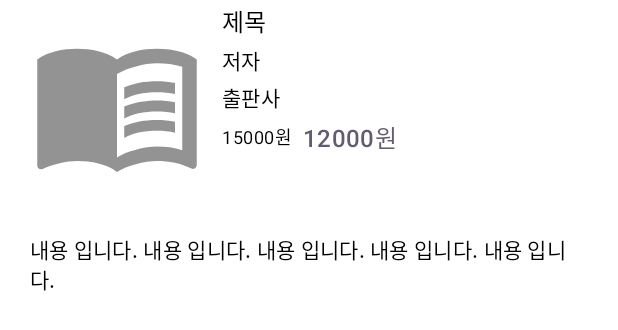
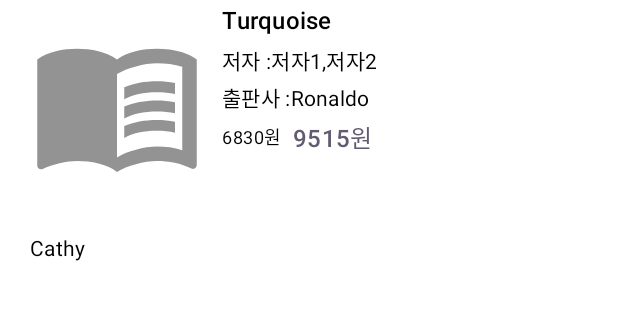
Before and after one commit to JayJazy/AndroidApps, an Android app built with Jetpack Compose: the @Preview function PreviewBookDetailItemScreen, on a phone screen of 412 x 824 dp. Shown: the top 330 px of the screen. Run offline under Robolectric (Android 15) with nearby library versions, the phone set to English and light mode, and no system bars; pictures from the network do not load.

Commit message:
데이터 호출 및 연결

```diff
--- a/KakaoBookSearchApp/app/src/main/AndroidManifest.xml
+++ b/KakaoBookSearchApp/app/src/main/AndroidManifest.xml
@@ -1,6 +1,8 @@
 <?xml version="1.0" encoding="utf-8"?>
 <manifest xmlns:android="http://schemas.android.com/apk/res/android"
     xmlns:tools="http://schemas.android.com/tools">
+
+    <uses-permission android:name="android.permission.INTERNET"/>
 
     <application
         android:name=".KakaoBookSearchApp"
--- /dev/null
+++ b/KakaoBookSearchApp/app/src/main/java/com/example/kakaobooksearchapp/data/model/Document.kt
@@ -0,0 +1,20 @@
+package com.example.kakaobooksearchapp.data.model
+
+import kotlinx.serialization.SerialName
+import kotlinx.serialization.Serializable
+
+@Serializable
+data class Document(
+    val authors: List<String>,
+    val contents: String,
+    val datetime: String,
+    val isbn: String,
+    val price: Int,
+    val publisher: String,
+    @SerialName("sale_price") val salePrice: Int,
+    val status: String,
+    val thumbnail: String,
+    val title: String,
+    val translators: List<String>,
+    val url: String
+)
--- a/KakaoBookSearchApp/app/src/main/java/com/example/kakaobooksearchapp/presentation/home/BookDetailItemScreen.kt
+++ b/KakaoBookSearchApp/app/src/main/java/com/example/kakaobooksearchapp/presentation/home/BookDetailItemScreen.kt
@@ -7,22 +7,23 @@ import androidx.compose.foundation.layout.Row
 import androidx.compose.foundation.layout.aspectRatio
 import androidx.compose.foundation.layout.fillMaxSize
 import androidx.compose.foundation.layout.fillMaxWidth
-import androidx.compose.foundation.layout.height
 import androidx.compose.foundation.layout.padding
 import androidx.compose.foundation.layout.size
 import androidx.compose.material3.MaterialTheme
 import androidx.compose.material3.Text
 import androidx.compose.runtime.Composable
+import androidx.compose.runtime.getValue
 import androidx.compose.ui.Alignment
 import androidx.compose.ui.Modifier
 import androidx.compose.ui.res.painterResource
-import androidx.compose.ui.text.TextStyle
-import androidx.compose.ui.text.style.TextDecoration
+import androidx.compose.ui.res.stringResource
 import androidx.compose.ui.tooling.preview.Preview
 import androidx.compose.ui.unit.dp
 import androidx.hilt.navigation.compose.hiltViewModel
+import androidx.lifecycle.compose.collectAsStateWithLifecycle
 import coil.compose.AsyncImage
 import com.example.kakaobooksearchapp.R
+import com.example.kakaobooksearchapp.data.model.Document
 import com.example.kakaobooksearchapp.presentation.viewmodel.BookViewModel
 
 @Composable
@@ -30,14 +31,20 @@ fun BookDetailItemScreen(
     modifier: Modifier = Modifier,
     viewModel: BookViewModel = hiltViewModel(),
 ) {
-    BookDetailItemScreen(
-        modifier = modifier
-    )
+    val bookData by viewModel.bookDetailItem.collectAsStateWithLifecycle()
+
+    bookData?.let { data ->
+        BookDetailItemScreen(
+            modifier = modifier,
+            bookData = data
+        )
+    }
 }
 
 @Composable
 fun BookDetailItemScreen(
     modifier: Modifier = Modifier,
+    bookData: Document
 ) {
     Column(
         modifier = modifier
@@ -61,7 +68,7 @@ fun BookDetailItemScreen(
                     modifier = Modifier
                         .fillMaxSize()
                         .align(Alignment.Center),
-                    model = "",
+                    model = bookData.thumbnail,
                     placeholder = painterResource(id = R.drawable.loading_book),
                     error = painterResource(id = R.drawable.loading_book),
                     contentDescription = null
@@ -77,21 +84,24 @@ fun BookDetailItemScreen(
                 Text(
                     modifier = Modifier
                         .padding(vertical = 2.dp),
-                    text = "제목",
+                    text = bookData.title,
                     style = MaterialTheme.typography.titleMedium
                 )
 
                 Text(
                     modifier = Modifier
                         .padding(vertical = 2.dp),
-                    text = "저자",
+                    text = bookData.authors.joinToString(
+                        separator = stringResource(id = R.string.text_comma),
+                        prefix = stringResource(id = R.string.text_author)
+                    ),
                     style = MaterialTheme.typography.bodyMedium
                 )
 
                 Text(
                     modifier = Modifier
                         .padding(vertical = 2.dp),
-                    text = "출판사",
+                    text = stringResource(id = R.string.text_publisher) + bookData.publisher,
                     style = MaterialTheme.typography.bodyMedium
                 )
 
@@ -103,7 +113,7 @@ fun BookDetailItemScreen(
                         modifier = Modifier
                             .padding(vertical = 2.dp)
                             .padding(end = 3.dp),
-                        text = "15000원",
+                        text = bookData.price.toString() + stringResource(id = R.string.text_won),
                         style = MaterialTheme.typography.bodySmall,
                     )
 
@@ -111,7 +121,7 @@ fun BookDetailItemScreen(
                         modifier = Modifier
                             .padding(vertical = 2.dp)
                             .padding(start = 3.dp),
-                        text = "12000원",
+                        text = bookData.salePrice.toString() + stringResource(id = R.string.text_won),
                         style = MaterialTheme.typography.titleMedium,
                         color = MaterialTheme.colorScheme.secondary
                     )
@@ -122,7 +132,7 @@ fun BookDetailItemScreen(
         Text(
             modifier = Modifier
                 .padding(start = 20.dp, end = 20.dp, top = 20.dp),
-            text = "내용 입니다. 내용 입니다. 내용 입니다. 내용 입니다. 내용 입니다.",
+            text = bookData.contents,
             style = MaterialTheme.typography.bodyMedium,
         )
     }
@@ -132,6 +142,20 @@ fun BookDetailItemScreen(
 @Composable
 fun PreviewBookDetailItemScreen(){
     BookDetailItemScreen(
-        modifier = Modifier
+        modifier = Modifier,
+        bookData = Document(
+            authors = listOf("저자1", "저자2"),
+            contents = "Cathy",
+            datetime = "Leighton",
+            isbn = "Phebe",
+            price = 6830,
+            publisher = "Ronaldo",
+            salePrice = 9515,
+            status = "Harriet",
+            thumbnail = "Miriam",
+            title = "Turquoise",
+            translators = listOf(),
+            url = "Jamecia"
+        )
     )
 }
--- a/KakaoBookSearchApp/app/src/main/java/com/example/kakaobooksearchapp/presentation/home/BookSearchItemListScreen.kt
+++ b/KakaoBookSearchApp/app/src/main/java/com/example/kakaobooksearchapp/presentation/home/BookSearchItemListScreen.kt
@@ -6,12 +6,14 @@ import androidx.compose.material3.Text
 import androidx.compose.runtime.Composable
 import androidx.compose.ui.Alignment
 import androidx.compose.ui.Modifier
-import androidx.navigation.NavHostController
+import androidx.hilt.navigation.compose.hiltViewModel
+import com.example.kakaobooksearchapp.presentation.viewmodel.BookViewModel
 
 @Composable
 fun BookSearchItemListScreen(
     modifier: Modifier = Modifier,
     onItemClick: (String) -> Unit,
+    viewModel: BookViewModel = hiltViewModel()
 ) {
     Column(
         modifier = modifier,
--- a/KakaoBookSearchApp/app/src/main/java/com/example/kakaobooksearchapp/presentation/home/HomeScreen.kt
+++ b/KakaoBookSearchApp/app/src/main/java/com/example/kakaobooksearchapp/presentation/home/HomeScreen.kt
@@ -7,15 +7,18 @@ import androidx.compose.runtime.Composable
 import androidx.compose.runtime.getValue
 import androidx.compose.ui.Modifier
 import androidx.compose.ui.unit.dp
+import androidx.hilt.navigation.compose.hiltViewModel
 import androidx.navigation.compose.currentBackStackEntryAsState
 import androidx.navigation.compose.rememberNavController
 import com.example.kakaobooksearchapp.presentation.home.component.HomeTopBar
 import com.example.kakaobooksearchapp.presentation.navigtation.BookItemListContent
 import com.example.kakaobooksearchapp.presentation.navigtation.model.BookNavItem
+import com.example.kakaobooksearchapp.presentation.viewmodel.BookViewModel
 
 @Composable
 fun HomeScreen(
     modifier: Modifier = Modifier,
+    viewModel: BookViewModel = hiltViewModel()
 ) {
     val navController = rememberNavController()
     val navBackStackEntry by navController.currentBackStackEntryAsState()
@@ -27,7 +30,7 @@ fun HomeScreen(
             HomeTopBar(
                 modifier = modifier,
                 isDetailScreen = isDetailScreen,
-                onSearchClick = { navController.navigate(BookNavItem.BookSearchItemList.route) },
+                onSearchClick = viewModel::getAllBookList,
                 onBackClick = { navController.navigateUp() }
             )
         }
@@ -38,7 +41,6 @@ fun HomeScreen(
                 .padding(top = 40.dp),
             innerPadding = innerPadding,
             navController = navController,
-            isDetailScreen = isDetailScreen
         )
     }
 }
--- a/KakaoBookSearchApp/app/src/main/res/values/strings.xml
+++ b/KakaoBookSearchApp/app/src/main/res/values/strings.xml
@@ -13,4 +13,12 @@
     <!-- 홈 화면 -->
     <string name="text_field_label">책 제목 및 저자를 입력하세요.</string>
     <string name="empty_search_text">검색 내용을 입력 입력하세요</string>
+    <string name="text_book_detail">책 세부정보</string>
+    <string name="home_book_query">kotlin</string>
+
+    <!-- 책 -->
+    <string name="text_comma">, </string>
+    <string name="text_author">저자 : </string>
+    <string name="text_publisher">출판사 : </string>
+    <string name="text_won">원</string>
 </resources>
--- a/KakaoBookSearchApp/gradle/libs.versions.toml
+++ b/KakaoBookSearchApp/gradle/libs.versions.toml
@@ -50,6 +50,7 @@ paging-runtime = { group = "androidx.paging", name = "paging-runtime", version.r
 paging-common = {group = "androidx.paging", name = "paging-common", version.ref = "paging"}
 paging-compose = { group = "androidx.paging", name = "paging-compose", version.ref = "paging"}
 coroutines-core = { group = "org.jetbrains.kotlinx", name = "kotlinx-coroutines-core", version.ref="coroutines-core"}
+kotlinx-serialization-json = { group = "org.jetbrains.kotlinx", name = "kotlinx-serialization-json", version = "1.5.0"}
 
 
 [plugins]
```
Also changed, not shown: KakaoBookSearchApp/app/build.gradle.kts (+12 -0 lines), KakaoBookSearchApp/app/src/main/java/com/example/kakaobooksearchapp/data/model/KakaoBookResponse.kt (added, +9 -0 lines), KakaoBookSearchApp/app/src/main/java/com/example/kakaobooksearchapp/data/model/Meta.kt (added, +11 -0 lines), KakaoBookSearchApp/app/src/main/java/com/example/kakaobooksearchapp/data/module/DataModule.kt (added, +33 -0 lines), KakaoBookSearchApp/app/src/main/java/com/example/kakaobooksearchapp/data/service/KakaoBookService.kt (added, +19 -0 lines), KakaoBookSearchApp/app/src/main/java/com/example/kakaobooksearchapp/data/usecase/GetAllBookListUseCase.kt (added, +32 -0 lines), KakaoBookSearchApp/app/src/main/java/com/example/kakaobooksearchapp/presentation/home/BookItemListScreen.kt (+21 -6 lines), KakaoBookSearchApp/app/src/main/java/com/example/kakaobooksearchapp/presentation/home/component/BookItem.kt (+38 -11 lines), KakaoBookSearchApp/app/src/main/java/com/example/kakaobooksearchapp/presentation/home/component/HomeTopBar.kt (+7 -7 lines), KakaoBookSearchApp/app/src/main/java/com/example/kakaobooksearchapp/presentation/navigtation/BookItemListContent.kt (+5 -3 lines), KakaoBookSearchApp/app/src/main/java/com/example/kakaobooksearchapp/presentation/viewmodel/BookViewModel.kt (+44 -1 lines), KakaoBookSearchApp/app/src/main/java/com/example/kakaobooksearchapp/ui/theme/Type.kt (+4 -4 lines).
